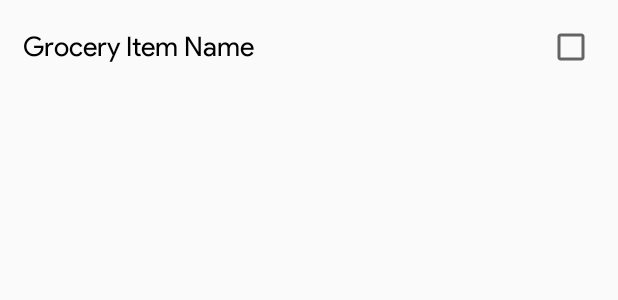
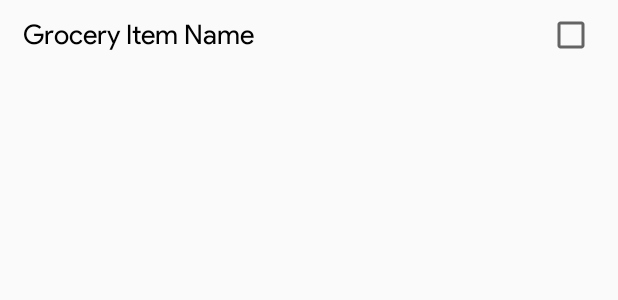
Before and after one commit to rajbirsehmi/GroceryCart, an Android app: the layout template_grocery_item.xml on its own in the app's theme, with its tools: preview values and no code run, on a phone screen of 412 x 824 dp. Shown: the top 300 px of the screen. Run offline under Robolectric (Android 15) with nearby library versions, the phone set to English and light mode, and no system bars.

Commit message:
Removed Swipe RIght to Remove Item. Removed Menu Items as they were not implemented yet. Adjusted Item Template (Reduced Height)

```diff
--- a/app/src/main/java/com/creative/grocerycart/view/MainActivity.java
+++ b/app/src/main/java/com/creative/grocerycart/view/MainActivity.java
@@ -50,7 +50,7 @@ public class MainActivity extends AppCompatActivity implements GroceryListLoader
     private String itemName;
     private int swipedIndex = -1;
 
-    private ItemTouchHelper.SimpleCallback swipeToRemoveGestureCallback = new ItemTouchHelper.SimpleCallback(0, ItemTouchHelper.LEFT | ItemTouchHelper.RIGHT) {
+    private ItemTouchHelper.SimpleCallback swipeToRemoveGestureCallback = new ItemTouchHelper.SimpleCallback(0, ItemTouchHelper.LEFT) {
         @Override
         public boolean onMove(@NonNull RecyclerView recyclerView, @NonNull RecyclerView.ViewHolder viewHolder, @NonNull RecyclerView.ViewHolder target) {
             return true;
@@ -121,7 +121,7 @@ public class MainActivity extends AppCompatActivity implements GroceryListLoader
 
     @Override
     public boolean onCreateOptionsMenu(Menu menu) {
-        getMenuInflater().inflate(R.menu.menu_main, menu);
+//        getMenuInflater().inflate(R.menu.menu_main, menu);
         return true;
     }
 
--- a/app/src/main/res/layout/template_grocery_item.xml
+++ b/app/src/main/res/layout/template_grocery_item.xml
@@ -13,7 +13,10 @@
         android:drawableRight="?android:attr/listChoiceIndicatorMultiple"
         android:focusable="true"
         android:foreground="?android:attr/selectableItemBackground"
-        android:padding="15dp"
+        android:paddingLeft="15dp"
+        android:paddingRight="15dp"
+        android:paddingTop="7dp"
+        android:paddingBottom="7dp"
         android:text="@string/placeholder_grocery_item_name"
         android:textSize="@dimen/text_size_item_name"
         app:layout_constraintBottom_toBottomOf="parent"
```
Also changed, not shown: 2 other files.
